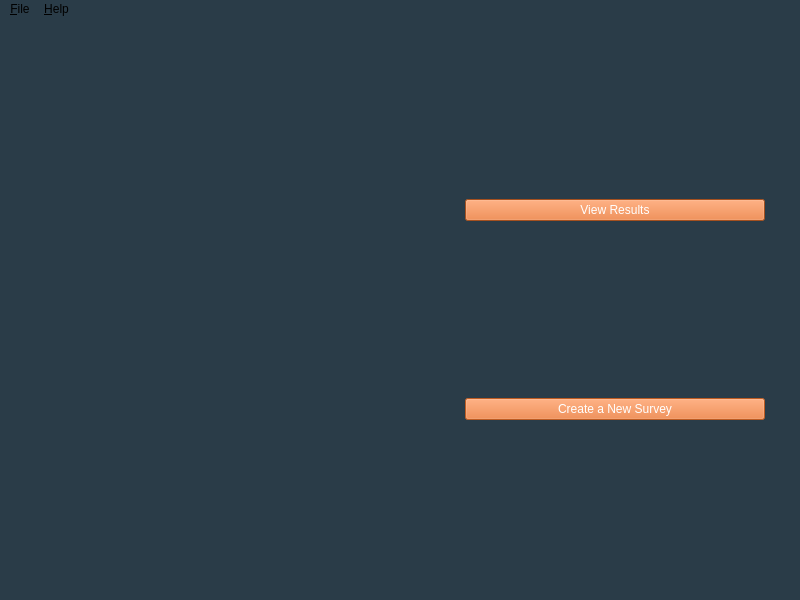
This is PeerPilot/mainwindow/mainwindow.ui in lsevcik/peerpilot as Qt 5 draws it before an edit. The edited form follows.
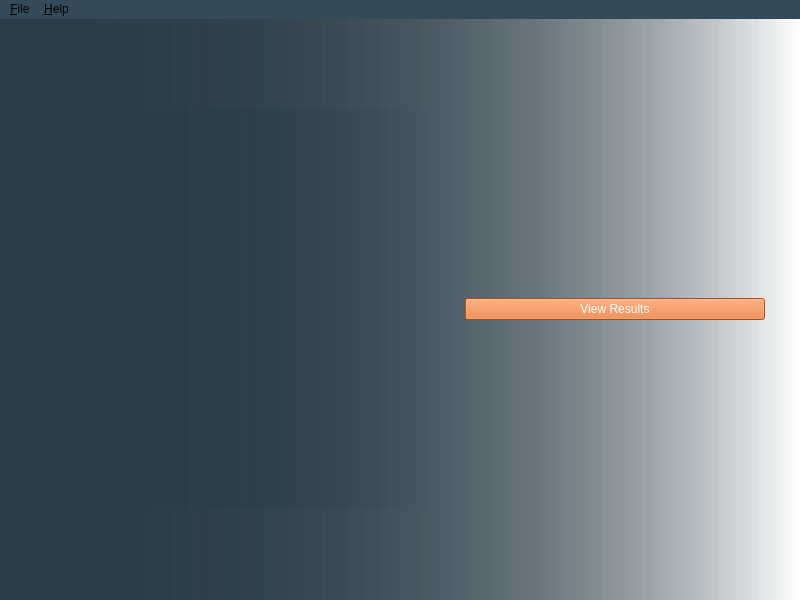
This is the edited form. Icons and pictures are not drawn.

Patch:
```diff
--- a/PeerPilot/mainwindow/mainwindow.ui
+++ b/PeerPilot/mainwindow/mainwindow.ui
@@ -14,12 +14,16 @@
    <string>PeerPilot</string>
   </property>
   <property name="styleSheet">
-   <string notr="true">background-color: rgb(42, 60, 72);</string>
+   <string notr="true">background-color: rgb(42, 60, 72);
+background-color: qlineargradient(spread:pad, x1:0, y1:0, x2:1, y2:0, stop:0 rgba(42, 60, 72, 255), stop:1 rgba(255, 255, 255,0));</string>
   </property>
   <widget class="QWidget" name="centralwidget">
    <layout class="QHBoxLayout" name="horizontalLayout">
     <item>
      <widget class="QLabel" name="icon">
+      <property name="enabled">
+       <bool>true</bool>
+      </property>
       <property name="maximumSize">
        <size>
         <width>400</width>
@@ -76,37 +80,6 @@
         </property>
        </widget>
       </item>
-      <item row="1" column="0">
-       <widget class="QPushButton" name="createNewButton">
-        <property name="enabled">
-         <bool>false</bool>
-        </property>
-        <property name="sizePolicy">
-         <sizepolicy hsizetype="Minimum" vsizetype="Fixed">
-          <horstretch>0</horstretch>
-          <verstretch>0</verstretch>
-         </sizepolicy>
-        </property>
-        <property name="maximumSize">
-         <size>
-          <width>300</width>
-          <height>16777215</height>
-         </size>
-        </property>
-        <property name="autoFillBackground">
-         <bool>false</bool>
-        </property>
-        <property name="styleSheet">
-         <string notr="true">font: 18pt &quot;Calibri&quot;;
-border-top-color: rgb(0, 85, 255);
-background-color: rgb(230, 112, 43);
-color: rgb(255, 255, 255);</string>
-        </property>
-        <property name="text">
-         <string>Create a New Survey</string>
-        </property>
-       </widget>
-      </item>
      </layout>
     </item>
    </layout>
@@ -123,6 +96,9 @@
    <property name="autoFillBackground">
     <bool>false</bool>
    </property>
+   <property name="styleSheet">
+    <string notr="true">background-color: rgb(52, 74, 89);</string>
+   </property>
    <widget class="QMenu" name="menuFile">
     <property name="title">
      <string>&amp;File</string>
```
Left out of the diff: 6 changed lines with no effect on the pictures.
